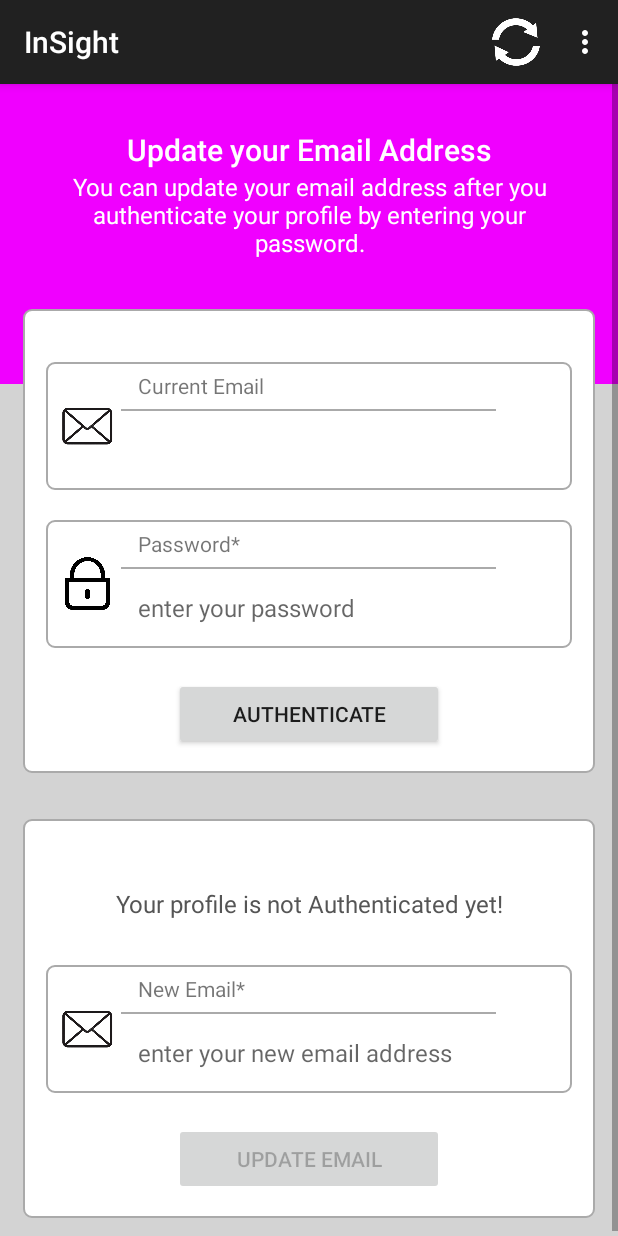
After one commit to Zolianul/InSight, an Android app: the UpdateEmailActivity screen opened directly, with no data from a screen before it, on a phone screen of 412 x 824 dp. The commit adds this screen. Run offline under Robolectric (Android 15) with nearby library versions, the phone set to English and light mode, and no system bars; our stand-ins replace Firebase (no records; nobody signed in at launch, a user with empty details on screens opened directly).

Commit message:
Updates
Fixed update profile
added update email, still needs improving

```diff
--- a/app/src/main/AndroidManifest.xml
+++ b/app/src/main/AndroidManifest.xml
@@ -16,6 +16,9 @@
         android:theme="@style/Theme.InSight"
         android:usesCleartextTraffic="true"
         tools:targetApi="31">
+        <activity
+            android:name=".UpdateEmailActivity"
+            android:exported="false" />
         <activity
             android:name=".UpdateProfileActivity"
             android:exported="false" />
--- /dev/null
+++ b/app/src/main/java/com/example/insight/UpdateEmailActivity.java
@@ -0,0 +1,211 @@
+package com.example.insight;
+
+import androidx.annotation.NonNull;
+import androidx.appcompat.app.AppCompatActivity;
+import androidx.core.content.ContextCompat;
+
+import android.content.Intent;
+import android.os.Build;
+import android.os.Bundle;
+import android.text.TextUtils;
+import android.util.Patterns;
+import android.view.Menu;
+import android.view.MenuItem;
+import android.view.View;
+import android.widget.Button;
+import android.widget.EditText;
+import android.widget.ProgressBar;
+import android.widget.TextView;
+import android.widget.Toast;
+
+import com.google.android.gms.tasks.OnCompleteListener;
+import com.google.android.gms.tasks.Task;
+import com.google.firebase.auth.AuthCredential;
+import com.google.firebase.auth.EmailAuthProvider;
+import com.google.firebase.auth.FirebaseAuth;
+import com.google.firebase.auth.FirebaseUser;
+
+public class UpdateEmailActivity extends AppCompatActivity {
+
+
+    private FirebaseAuth authProfile;
+    private FirebaseUser firebaseUser;
+    private ProgressBar progressBar;
+    private TextView textViewAuthenticated;
+    private String userOldEmail, userNewEmail,userPassword;
+    private Button buttonUpdateEmail;
+    private EditText editTextNewEmail, editTextPwd;
+
+    @Override
+    protected void onCreate(Bundle savedInstanceState) {
+        super.onCreate(savedInstanceState);
+        setContentView(R.layout.activity_update_email);
+
+
+        progressBar=findViewById(R.id.progressBar);
+        editTextPwd=findViewById(R.id.editText_update_email_verify_password);
+        editTextNewEmail= findViewById(R.id.editText_update_email_new);
+        textViewAuthenticated=findViewById(R.id.textView_update_email_authenticated);
+        buttonUpdateEmail=findViewById(R.id.button_update_email);
+
+        buttonUpdateEmail.setEnabled(false);
+        editTextNewEmail.setEnabled(false);
+
+        authProfile=FirebaseAuth.getInstance();
+        firebaseUser=authProfile.getCurrentUser();
+
+        userOldEmail=firebaseUser.getEmail();
+        TextView textviewOldEmail = findViewById(R.id.textView_update_email_old);
+        textviewOldEmail.setText(userOldEmail);
+
+        if (firebaseUser.equals("")){
+            Toast.makeText(UpdateEmailActivity.this,"Something went wrong",Toast.LENGTH_LONG).show();
+        }else {
+            reAuthenticate(firebaseUser);
+        }
+
+    }
+
+    private void reAuthenticate(FirebaseUser firebaseUser) {
+        Button buttonVerifyUser = findViewById(R.id.button_authenticate_user);
+        buttonVerifyUser.setOnClickListener(new View.OnClickListener() {
+            @Override
+            public void onClick(View v) {
+                userPassword= editTextPwd.getText().toString();
+                if(TextUtils.isEmpty(userPassword)){
+                    Toast.makeText(UpdateEmailActivity.this,"Password is needed to continue",Toast.LENGTH_LONG).show();
+                    editTextPwd.setError("Please enter your password");
+                    editTextPwd.requestFocus();
+                }else {
+                    progressBar.setVisibility(View.VISIBLE);
+
+                    AuthCredential credential = EmailAuthProvider.getCredential(userOldEmail,userPassword);
+
+                    firebaseUser.reauthenticate(credential).addOnCompleteListener(new OnCompleteListener<Void>() {
+                        @Override
+                        public void onComplete(@NonNull Task<Void> task) {
+                            if(task.isSuccessful()){
+                                progressBar.setVisibility(View.GONE);
+                                Toast.makeText(UpdateEmailActivity.this,"You are now logged in. You can update your password",Toast.LENGTH_LONG).show();
+
+
+                                textViewAuthenticated.setText("You are now logged in. Please change your password now.");
+                                editTextNewEmail.setEnabled(true);
+                                editTextPwd.setEnabled(false);
+                                buttonVerifyUser.setEnabled(false);
+                                buttonUpdateEmail.setEnabled(true);
+
+                                if (Build.VERSION.SDK_INT >= Build.VERSION_CODES.LOLLIPOP) {
+                                    buttonUpdateEmail.setBackgroundTintList(ContextCompat.getColorStateList(UpdateEmailActivity.this,R.color.dark_green));
+                                }
+
+
+                                buttonUpdateEmail.setOnClickListener(new View.OnClickListener() {
+                                    @Override
+                                    public void onClick(View v) {
+                                        userNewEmail=editTextNewEmail.getText().toString();
+                                        if(TextUtils.isEmpty(userNewEmail)){
+                                            Toast.makeText(UpdateEmailActivity.this,"Please enter a new email",Toast.LENGTH_LONG).show();
+                                            editTextNewEmail.setError("Please enter your email");
+                                            editTextNewEmail.requestFocus();
+                                        }else if(!Patterns.EMAIL_ADDRESS.matcher(userNewEmail).matches()){
+                                            Toast.makeText(UpdateEmailActivity.this,"Please enter a valid email",Toast.LENGTH_LONG).show();
+                                            editTextNewEmail.setError("Please enter your email");
+                                            editTextNewEmail.requestFocus();
+                                        }else if(userOldEmail.matches(userNewEmail)){
+                                            Toast.makeText(UpdateEmailActivity.this,"Please enter a new email, different from the old one!",Toast.LENGTH_LONG).show();
+                                            editTextNewEmail.setError("Please enter a different email");
+                                            editTextNewEmail.requestFocus();
+                                        }else{
+                                            progressBar.setVisibility(View.VISIBLE);
+                                            updateEmail(firebaseUser);
+                                        }
+                                    }
+                                });
+                            }else{
+                                try{
+                                    throw task.getException();
+                                }catch (Exception e){
+                                    Toast.makeText(UpdateEmailActivity.this,e.getMessage(),Toast.LENGTH_LONG).show();
+                                    String message= e.getMessage();
+                                    textViewAuthenticated.setText(message);
+                                }
+                            }
+                        }
+                    });
+                }
+            }
+        });
+    }
+
+    private void updateEmail(FirebaseUser firebaseUser) {
+        firebaseUser.updateEmail(userNewEmail).addOnCompleteListener(new OnCompleteListener<Void>() {
+            @Override
+            public void onComplete(@NonNull Task<Void> task) {
+                if(task.isComplete()){
+                    // verify new email
+                    firebaseUser.sendEmailVerification();
+
+                    Toast.makeText(UpdateEmailActivity.this,"Email has been updated.Please verify your email now.",Toast.LENGTH_LONG).show();
+                     Intent intent = new Intent(UpdateEmailActivity.this, UserPageActivity.class);
+               startActivity(intent);
+               finish();
+
+                }else{
+                    try{
+                        throw task.getException();
+                    }catch (Exception e){
+                        Toast.makeText(UpdateEmailActivity.this,e.getMessage(),Toast.LENGTH_LONG).show();
+                        String message= e.getMessage();
+                        textViewAuthenticated.setText(message);
+                    }
+                }
+                progressBar.setVisibility(View.GONE);
+            }
+        });
+    }
+
+
+    @Override
+    public boolean onCreateOptionsMenu( Menu menu){
+        getMenuInflater().inflate(R.menu.common_menu,menu);
+        return super.onCreateOptionsMenu(menu);
+    }
+
+    @Override
+    public boolean onOptionsItemSelected(@NonNull MenuItem item){
+        int id =item.getItemId();
+        if(id==R.id.menu_refresh){
+            startActivity(getIntent());
+            finish();
+            //overridePendingTransition(0,0);
+        } else if( id==R.id.menu_updateProfile){
+            Intent intent = new Intent(UpdateEmailActivity.this, UpdateProfileActivity.class);
+            startActivity(intent);
+            finish();
+        }else if( id==R.id.menu_updateEmail){
+            Intent intent = new Intent(UpdateEmailActivity.this, UpdateEmailActivity.class);
+            startActivity(intent);
+            finish();
+        }else if( id==R.id.menu_settings){
+            Toast.makeText(UpdateEmailActivity.this, "menu settings",Toast.LENGTH_LONG).show();
+        }else if( id==R.id.menu_changePwd){
+        /*Intent intent = new Intent(UpdateEmailActivity.this, ChangePassworgActivity.class);
+        startActivity(intent);*/
+        }else if( id==R.id.menu_deleteAcc){
+       /* Intent intent = new Intent(UpdateEmailActivity.this, DeleteAccountActivity.class);
+        startActivity(intent);*/
+        }else if( id==R.id.menu_Logout){
+            authProfile.signOut();
+            Toast.makeText(UpdateEmailActivity.this, "Logged out",Toast.LENGTH_LONG).show();
+            Intent intent = new Intent(UpdateEmailActivity.this, LoggingInActivityMainScreen.class);
+            intent.setFlags(Intent.FLAG_ACTIVITY_CLEAR_TOP | Intent.FLAG_ACTIVITY_CLEAR_TASK | Intent.FLAG_ACTIVITY_NEW_TASK);
+            startActivity(intent);
+            finish();
+
+        }else{
+            Toast.makeText(UpdateEmailActivity.this, "Something went wrong",Toast.LENGTH_LONG).show();
+        }
+        return super.onOptionsItemSelected(item);
+    }
+}
--- a/app/src/main/java/com/example/insight/UpdateProfileActivity.java
+++ b/app/src/main/java/com/example/insight/UpdateProfileActivity.java
@@ -71,7 +71,7 @@ public class UpdateProfileActivity extends AppCompatActivity {
             }
         });
 
-                /*Button buttonupdateEmail= findViewById(R.id.button_update_email);
+        Button buttonupdateEmail= findViewById(R.id.button_update_email);
                 buttonupdateEmail.setOnClickListener(new View.OnClickListener() {
             @Override
             public void onClick(View v) {
@@ -79,7 +79,7 @@ public class UpdateProfileActivity extends AppCompatActivity {
                 startActivity(intent);
                 finish();
             }
-        });*/
+        });
 
 
 
--- a/app/src/main/java/com/example/insight/UploadProfilePicActivity.java
+++ b/app/src/main/java/com/example/insight/UploadProfilePicActivity.java
@@ -155,8 +155,9 @@ public class UploadProfilePicActivity extends AppCompatActivity {
         startActivity(intent);
         finish();
         }else if( id==R.id.menu_updateEmail){
-        /*Intent intent = new Intent(UploadProfilePicActivity.this, UpdateEmailActivity.class);
-        startActivity(intent);*/
+        Intent intent = new Intent(UploadProfilePicActivity.this, UpdateEmailActivity.class);
+        startActivity(intent);
+        finish();
         }else if( id==R.id.menu_settings){
             Toast.makeText(UploadProfilePicActivity.this, "menu settings",Toast.LENGTH_LONG).show();
         }else if( id==R.id.menu_changePwd){
--- a/app/src/main/java/com/example/insight/UserPageActivity.java
+++ b/app/src/main/java/com/example/insight/UserPageActivity.java
@@ -158,8 +158,9 @@ public class UserPageActivity extends AppCompatActivity {
         startActivity(intent);
         finish();
     }else if( id==R.id.menu_updateEmail){
-        /*Intent intent = new Intent(UserPageActivity.this, UpdateEmailActivity.class);
-        startActivity(intent);*/
+        Intent intent = new Intent(UserPageActivity.this, UpdateEmailActivity.class);
+        startActivity(intent);
+        finish();
     }else if( id==R.id.menu_settings){
         Toast.makeText(UserPageActivity.this, "menu settings",Toast.LENGTH_LONG).show();
     }else if( id==R.id.menu_changePwd){
--- /dev/null
+++ b/app/src/main/res/layout/activity_update_email.xml
@@ -0,0 +1,265 @@
+<?xml version="1.0" encoding="utf-8"?>
+
+
+    <ScrollView xmlns:android="http://schemas.android.com/apk/res/android"
+        xmlns:tools="http://schemas.android.com/tools"
+        android:layout_width="match_parent"
+        android:layout_height="match_parent"
+        android:background="@color/light_gray"
+        android:orientation="vertical"
+        tools:context=".UpdateEmailActivity">
+
+        <LinearLayout
+            android:layout_width="match_parent"
+            android:layout_height="wrap_content"
+            android:orientation="vertical">
+
+            <LinearLayout
+                android:layout_width="match_parent"
+                android:layout_height="200dp"
+                android:background="@color/purple_700"
+                android:orientation="vertical">
+
+                <TextView
+                    android:id="@+id/textView_update_email_head"
+                    android:layout_width="match_parent"
+                    android:layout_height="wrap_content"
+                    android:layout_marginTop="30dp"
+                    android:text="Update your Email Address"
+                    android:textAlignment="center"
+                    android:textAppearance="@style/TextAppearance.AppCompat.Title"
+                    android:textColor="@color/white" />
+
+                <TextView
+                    android:id="@+id/textView_update_email_instruction"
+                    android:layout_width="match_parent"
+                    android:layout_height="wrap_content"
+                    android:layout_marginLeft="30dp"
+                    android:layout_marginRight="30dp"
+                    android:text="You can update your email address after you authenticate your profile by entering your password."
+                    android:textAlignment="center"
+                    android:textAppearance="@style/TextAppearance.AppCompat.Menu"
+                    android:textColor="@color/white" />
+
+            </LinearLayout>
+
+            <RelativeLayout
+                android:id="@+id/RL_email"
+                android:layout_width="match_parent"
+                android:layout_height="wrap_content"
+                android:layout_marginBottom="15dp"
+                android:layout_marginRight="15dp"
+                android:layout_marginLeft="15dp"
+                android:layout_marginTop="-50dp"
+                android:background="@drawable/border"
+                android:padding="15dp">
+
+
+                <RelativeLayout
+                    android:id="@+id/RL_curr_email"
+                    android:layout_width="match_parent"
+                    android:layout_height="wrap_content"
+                    android:layout_marginTop="20dp"
+                    android:background="@drawable/border">
+
+                    <ImageView
+                        android:id="@+id/imageViewEmail"
+                        android:layout_width="35dp"
+                        android:layout_height="35dp"
+                        android:layout_centerVertical="true"
+                        android:layout_marginLeft="10dp"
+                        android:layout_marginRight="10dp"
+                        android:src="@drawable/ic_email" />
+
+                    <TextView
+                        android:id="@+id/textView_update_email"
+                        android:layout_width="match_parent"
+                        android:layout_height="wrap_content"
+                        android:layout_centerHorizontal="true"
+                        android:layout_toEndOf="@id/imageViewEmail"
+                        android:padding="6dp"
+                        android:text="Current Email" />
+
+                    <View
+                        android:id="@+id/divider_email"
+                        android:layout_width="250dp"
+                        android:layout_height="1dp"
+                        android:layout_below="@id/textView_update_email"
+                        android:layout_centerHorizontal="true"
+                        android:background="@android:color/darker_gray" />
+
+                    <TextView
+                        android:id="@+id/textView_update_email_old"
+                        android:layout_width="match_parent"
+                        android:layout_height="wrap_content"
+                        android:layout_below="@id/textView_update_email"
+                        android:layout_marginTop="10dp"
+                        android:layout_marginBottom="10dp"
+                        android:layout_toEndOf="@id/imageViewEmail"
+                        android:background="@android:color/transparent"
+                        android:padding="6dp"
+                        android:textColor="#555555"
+                        android:textSize="16sp" />
+                </RelativeLayout>
+
+                <RelativeLayout
+                    android:id="@+id/RL_pwd"
+                    android:layout_width="match_parent"
+                    android:layout_height="wrap_content"
+                    android:layout_below="@id/RL_curr_email"
+                    android:layout_marginTop="20dp"
+                    android:background="@drawable/border">
+
+                    <ImageView
+                        android:id="@+id/imageViewPwd"
+                        android:layout_width="35dp"
+                        android:layout_height="35dp"
+                        android:layout_centerVertical="true"
+                        android:layout_marginLeft="10dp"
+                        android:layout_marginRight="10dp"
+                        android:src="@drawable/ic_pwd_bw" />
+
+                    <TextView
+                        android:id="@+id/textView_update_email_verify_password"
+                        android:layout_width="match_parent"
+                        android:layout_height="wrap_content"
+                        android:layout_toEndOf="@id/imageViewPwd"
+                        android:padding="6dp"
+                        android:text="Password*" />
+
+                    <View
+                        android:id="@+id/divider_pwd"
+                        android:layout_width="250dp"
+                        android:layout_height="1dp"
+                        android:layout_below="@id/textView_update_email_verify_password"
+                        android:layout_centerHorizontal="true"
+                        android:background="@android:color/darker_gray" />
+
+                    <EditText
+                        android:id="@+id/editText_update_email_verify_password"
+                        android:layout_width="match_parent"
+                        android:layout_height="wrap_content"
+                        android:layout_below="@id/textView_update_email_verify_password"
+                        android:layout_marginTop="10dp"
+                        android:layout_marginBottom="10dp"
+                        android:layout_toEndOf="@id/imageViewPwd"
+                        android:background="@android:color/transparent"
+                        android:hint="enter your password"
+                        android:inputType="textPassword"
+                        android:padding="6dp"
+
+                        android:textSize="16sp" />
+
+                    <ImageView
+                        android:id="@+id/imageView_show_hide_pwd"
+                        android:layout_width="33dp"
+                        android:layout_height="33dp"
+                        android:layout_below="@id/textView_update_email_verify_password"
+                        android:layout_alignParentEnd="true"
+                        android:layout_marginTop="10dp"
+                        android:layout_marginRight="10dp" />
+                </RelativeLayout>
+
+                <Button
+                    android:id="@+id/button_authenticate_user"
+                    android:layout_width="180dp"
+                    android:layout_height="wrap_content"
+                    android:layout_below="@id/RL_pwd"
+                    android:layout_centerHorizontal="true"
+                    android:layout_marginTop="20dp"
+                    android:text="Authenticate" />
+
+                <ProgressBar
+                    android:id="@+id/progressBar"
+                    style="?android:attr/progressBarStyleLarge"
+                    android:layout_width="wrap_content"
+                    android:layout_height="wrap_content"
+                    android:layout_centerInParent="true"
+                    android:layout_centerHorizontal="true"
+                    android:elevation="10dp"
+                    android:visibility="gone" />
+            </RelativeLayout>
+
+            <RelativeLayout
+                android:layout_width="match_parent"
+                android:layout_height="match_parent"
+                android:layout_below="@id/RL_email"
+                android:layout_margin="15dp"
+                android:background="@drawable/border"
+                android:padding="15dp">
+
+                <TextView
+                    android:id="@+id/textView_update_email_authenticated"
+                    android:layout_width="match_parent"
+                    android:layout_height="wrap_content"
+                    android:layout_marginTop="30dp"
+                    android:text="Your profile is not Authenticated yet!"
+                    android:textAlignment="center"
+                    android:textColor="#555555"
+                    android:textSize="16sp" />
+
+                <RelativeLayout
+                    android:id="@+id/RL_new_email"
+                    android:layout_width="match_parent"
+                    android:layout_height="wrap_content"
+                    android:layout_below="@id/textView_update_email_authenticated"
+                    android:layout_marginTop="30dp"
+                    android:background="@drawable/border">
+
+                    <ImageView
+                        android:id="@+id/imageViewNewEmail"
+                        android:layout_width="35dp"
+                        android:layout_height="35dp"
+                        android:layout_centerVertical="true"
+                        android:layout_marginLeft="10dp"
+                        android:layout_marginRight="10dp"
+                        android:src="@drawable/ic_email" />
+
+                    <TextView
+                        android:id="@+id/textView_update_email_new"
+                        android:layout_width="match_parent"
+                        android:layout_height="wrap_content"
+                        android:layout_toEndOf="@id/imageViewNewEmail"
+                        android:padding="6dp"
+                        android:text="New Email*" />
+
+                    <View
+                        android:id="@+id/divider_new_email"
+                        android:layout_width="250dp"
+                        android:layout_height="1dp"
+                        android:layout_below="@id/textView_update_email_new"
+                        android:layout_centerHorizontal="true"
+                        android:background="@android:color/darker_gray" />
+
+                    <EditText
+                        android:id="@+id/editText_update_email_new"
+                        android:layout_width="match_parent"
+                        android:layout_height="wrap_content"
+                        android:layout_below="@id/textView_update_email_new"
+                        android:layout_marginTop="10dp"
+                        android:layout_marginBottom="10dp"
+                        android:layout_toEndOf="@id/imageViewNewEmail"
+                        android:background="@android:color/transparent"
+                        android:hint="enter your new email address"
+                        android:inputType="textEmailAddress"
+                        android:padding="6dp"
+
+                        android:textSize="16sp" />
+                </RelativeLayout>
+
+                <Button
+                    android:id="@+id/button_update_email"
+                    android:layout_width="180dp"
+                    android:layout_height="wrap_content"
+                    android:layout_below="@id/RL_new_email"
+                    android:layout_centerHorizontal="true"
+                    android:layout_marginTop="20dp"
+                    android:text="Update Email" />
+
+
+
+            </RelativeLayout>
+
+        </LinearLayout>
+
+    </ScrollView>
--- a/app/src/main/res/values/colors.xml
+++ b/app/src/main/res/values/colors.xml
@@ -7,4 +7,9 @@
     <color name="dark_green">#006400</color>
     <color name="light_gray">#D3D3D3</color>
     <color name="purple_700">#f000ff</color>
+    <color name="purple_200">#ffbb86fc</color>
+    <color name="purple_500">#ff6200ee</color>
+    <color name="teal_200">#ff03dac5</color>
+    <color name="teal_700">#f000ff</color>
+
 </resources>
```
